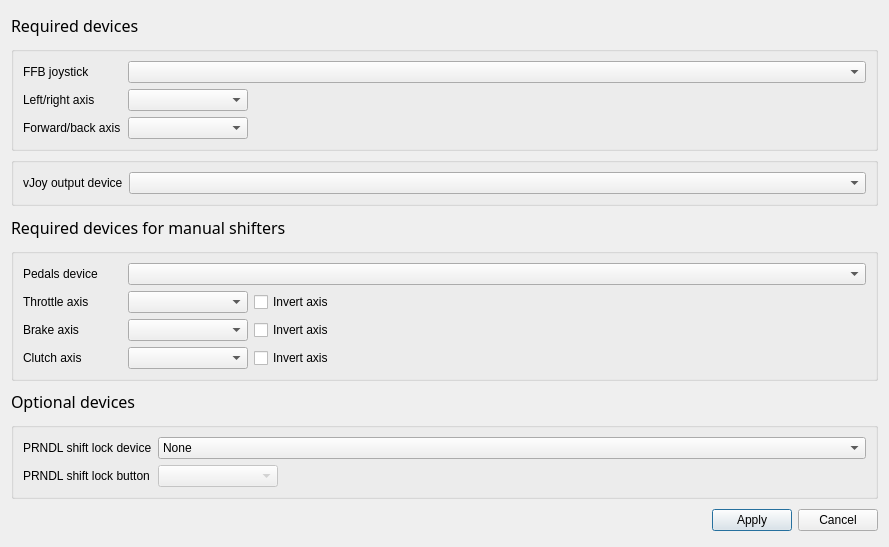
kgmonteith/BonusFFB, file BonusFFB/InputOutputSettingsDialog.ui: the form before one commit.
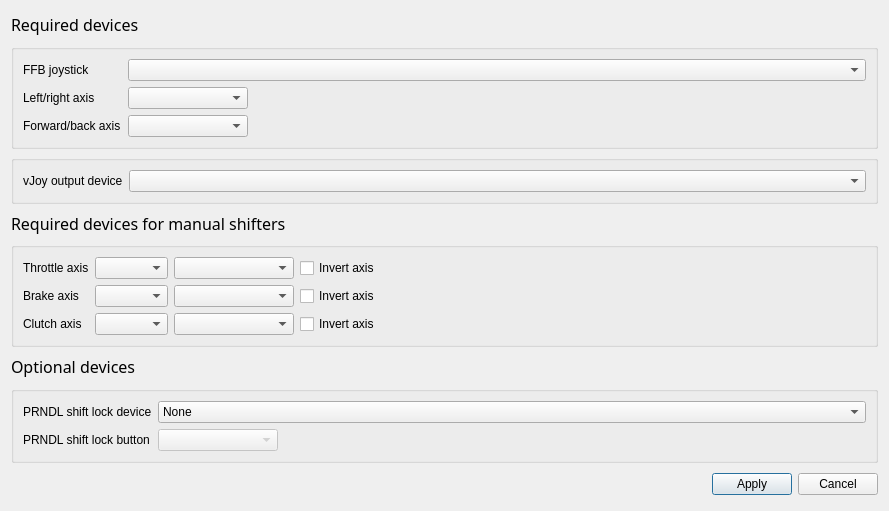
The form after the commit.

Commit message: Added support for separate pedal devices Simplified virtual pedal axis binding instructions for ATS/ETS2

```diff
--- a/BonusFFB/InputOutputSettingsDialog.ui
+++ b/BonusFFB/InputOutputSettingsDialog.ui
@@ -7,7 +7,7 @@
     <x>0</x>
     <y>0</y>
     <width>889</width>
-    <height>547</height>
+    <height>511</height>
    </rect>
   </property>
   <property name="windowTitle">
@@ -196,19 +196,161 @@
       <string/>
      </property>
      <layout class="QFormLayout" name="formLayout">
-      <item row="0" column="0">
-       <widget class="QLabel" name="cluckDeviceLabel_2">
-        <property name="minimumSize">
-         <size>
-          <width>99</width>
-          <height>0</height>
-         </size>
-        </property>
+      <item row="0" column="1">
+       <layout class="QHBoxLayout" name="horizontalLayout_12">
+        <item>
+         <widget class="QComboBox" name="throttleDeviceComboBox">
+          <property name="font">
+           <font>
+            <family>Segoe UI</family>
+            <pointsize>9</pointsize>
+           </font>
+          </property>
+          <property name="placeholderText">
+           <string>Select...</string>
+          </property>
+         </widget>
+        </item>
+        <item>
+         <widget class="QComboBox" name="throttleAxisComboBox">
+          <property name="sizePolicy">
+           <sizepolicy hsizetype="Fixed" vsizetype="Fixed">
+            <horstretch>0</horstretch>
+            <verstretch>0</verstretch>
+           </sizepolicy>
+          </property>
+          <property name="minimumSize">
+           <size>
+            <width>120</width>
+            <height>0</height>
+           </size>
+          </property>
+          <property name="maximumSize">
+           <size>
+            <width>120</width>
+            <height>16777215</height>
+           </size>
+          </property>
+         </widget>
+        </item>
+        <item>
+         <widget class="QCheckBox" name="invertThrottleAxisBox">
+          <property name="sizePolicy">
+           <sizepolicy hsizetype="Fixed" vsizetype="Fixed">
+            <horstretch>0</horstretch>
+            <verstretch>0</verstretch>
+           </sizepolicy>
+          </property>
+          <property name="minimumSize">
+           <size>
+            <width>100</width>
+            <height>0</height>
+           </size>
+          </property>
+          <property name="styleSheet">
+           <string notr="true"/>
+          </property>
+          <property name="text">
+           <string>Invert axis</string>
+          </property>
+         </widget>
+        </item>
+        <item>
+         <spacer name="horizontalSpacer_4">
+          <property name="orientation">
+           <enum>Qt::Orientation::Horizontal</enum>
+          </property>
+          <property name="sizeHint" stdset="0">
+           <size>
+            <width>40</width>
+            <height>20</height>
+           </size>
+          </property>
+         </spacer>
+        </item>
+       </layout>
+      </item>
+      <item row="2" column="0">
+       <widget class="QLabel" name="label_10">
         <property name="text">
-         <string>Pedals device</string>
+         <string>Brake axis</string>
         </property>
        </widget>
       </item>
+      <item row="2" column="1">
+       <layout class="QHBoxLayout" name="horizontalLayout_15">
+        <item>
+         <widget class="QComboBox" name="brakeDeviceComboBox">
+          <property name="font">
+           <font>
+            <family>Segoe UI</family>
+            <pointsize>9</pointsize>
+           </font>
+          </property>
+          <property name="placeholderText">
+           <string>Select...</string>
+          </property>
+         </widget>
+        </item>
+        <item>
+         <widget class="QComboBox" name="brakeAxisComboBox">
+          <property name="sizePolicy">
+           <sizepolicy hsizetype="Fixed" vsizetype="Fixed">
+            <horstretch>0</horstretch>
+            <verstretch>0</verstretch>
+           </sizepolicy>
+          </property>
+          <property name="minimumSize">
+           <size>
+            <width>120</width>
+            <height>0</height>
+           </size>
+          </property>
+          <property name="maximumSize">
+           <size>
+            <width>120</width>
+            <height>16777215</height>
+           </size>
+          </property>
+         </widget>
+        </item>
+        <item>
+         <widget class="QCheckBox" name="invertBrakeAxisBox">
+          <property name="sizePolicy">
+           <sizepolicy hsizetype="Fixed" vsizetype="Fixed">
+            <horstretch>0</horstretch>
+            <verstretch>0</verstretch>
+           </sizepolicy>
+          </property>
+          <property name="minimumSize">
+           <size>
+            <width>100</width>
+            <height>0</height>
+           </size>
+          </property>
+          <property name="styleSheet">
+           <string notr="true"/>
+          </property>
+          <property name="text">
+           <string>Invert axis</string>
+          </property>
+         </widget>
+        </item>
+        <item>
+         <spacer name="horizontalSpacer_6">
+          <property name="orientation">
+           <enum>Qt::Orientation::Horizontal</enum>
+          </property>
+          <property name="sizeHint" stdset="0">
+           <size>
+            <width>40</width>
+            <height>20</height>
+           </size>
+          </property>
+         </spacer>
+        </item>
+       </layout>
+      </item>
       <item row="3" column="0">
        <widget class="QLabel" name="clutchAxisLabel_2">
         <property name="minimumSize">
@@ -224,6 +366,19 @@
       </item>
       <item row="3" column="1">
        <layout class="QHBoxLayout" name="horizontalLayout_10">
+        <item>
+         <widget class="QComboBox" name="clutchDeviceComboBox">
+          <property name="font">
+           <font>
+            <family>Segoe UI</family>
+            <pointsize>9</pointsize>
+           </font>
+          </property>
+          <property name="placeholderText">
+           <string>Select...</string>
+          </property>
+         </widget>
+        </item>
         <item>
          <widget class="QComboBox" name="clutchAxisComboBox">
           <property name="sizePolicy">
@@ -289,155 +444,13 @@
         </item>
        </layout>
       </item>
-      <item row="1" column="0">
+      <item row="0" column="0">
        <widget class="QLabel" name="label_8">
         <property name="text">
          <string>Throttle axis</string>
         </property>
        </widget>
       </item>
-      <item row="1" column="1">
-       <layout class="QHBoxLayout" name="horizontalLayout_12">
-        <item>
-         <widget class="QComboBox" name="throttleAxisComboBox">
-          <property name="sizePolicy">
-           <sizepolicy hsizetype="Fixed" vsizetype="Fixed">
-            <horstretch>0</horstretch>
-            <verstretch>0</verstretch>
-           </sizepolicy>
-          </property>
-          <property name="minimumSize">
-           <size>
-            <width>120</width>
-            <height>0</height>
-           </size>
-          </property>
-          <property name="maximumSize">
-           <size>
-            <width>120</width>
-            <height>16777215</height>
-           </size>
-          </property>
-         </widget>
-        </item>
-        <item>
-         <widget class="QCheckBox" name="invertThrottleAxisBox">
-          <property name="sizePolicy">
-           <sizepolicy hsizetype="Fixed" vsizetype="Fixed">
-            <horstretch>0</horstretch>
-            <verstretch>0</verstretch>
-           </sizepolicy>
-          </property>
-          <property name="minimumSize">
-           <size>
-            <width>100</width>
-            <height>0</height>
-           </size>
-          </property>
-          <property name="styleSheet">
-           <string notr="true"/>
-          </property>
-          <property name="text">
-           <string>Invert axis</string>
-          </property>
-         </widget>
-        </item>
-        <item>
-         <spacer name="horizontalSpacer_4">
-          <property name="orientation">
-           <enum>Qt::Orientation::Horizontal</enum>
-          </property>
-          <property name="sizeHint" stdset="0">
-           <size>
-            <width>40</width>
-            <height>20</height>
-           </size>
-          </property>
-         </spacer>
-        </item>
-       </layout>
-      </item>
-      <item row="2" column="0">
-       <widget class="QLabel" name="label_10">
-        <property name="text">
-         <string>Brake axis</string>
-        </property>
-       </widget>
-      </item>
-      <item row="2" column="1">
-       <layout class="QHBoxLayout" name="horizontalLayout_15">
-        <item>
-         <widget class="QComboBox" name="brakeAxisComboBox">
-          <property name="sizePolicy">
-           <sizepolicy hsizetype="Fixed" vsizetype="Fixed">
-            <horstretch>0</horstretch>
-            <verstretch>0</verstretch>
-           </sizepolicy>
-          </property>
-          <property name="minimumSize">
-           <size>
-            <width>120</width>
-            <height>0</height>
-           </size>
-          </property>
-          <property name="maximumSize">
-           <size>
-            <width>120</width>
-            <height>16777215</height>
-           </size>
-          </property>
-         </widget>
-        </item>
-        <item>
-         <widget class="QCheckBox" name="invertBrakeAxisBox">
-          <property name="sizePolicy">
-           <sizepolicy hsizetype="Fixed" vsizetype="Fixed">
-            <horstretch>0</horstretch>
-            <verstretch>0</verstretch>
-           </sizepolicy>
-          </property>
-          <property name="minimumSize">
-           <size>
-            <width>100</width>
-            <height>0</height>
-           </size>
-          </property>
-          <property name="styleSheet">
-           <string notr="true"/>
-          </property>
-          <property name="text">
-           <string>Invert axis</string>
-          </property>
-         </widget>
-        </item>
-        <item>
-         <spacer name="horizontalSpacer_6">
-          <property name="orientation">
-           <enum>Qt::Orientation::Horizontal</enum>
-          </property>
-          <property name="sizeHint" stdset="0">
-           <size>
-            <width>40</width>
-            <height>20</height>
-           </size>
-          </property>
-         </spacer>
-        </item>
-       </layout>
-      </item>
-      <item row="0" column="1">
-       <widget class="QComboBox" name="pedalsDeviceComboBox">
-        <property name="font">
-         <font>
-          <family>Segoe UI</family>
-          <pointsize>9</pointsize>
-         </font>
-        </property>
-        <property name="placeholderText">
-         <string>Select...</string>
-        </property>
-       </widget>
-      </item>
      </layout>
     </widget>
    </item>
```
The commit also changes 10 other files.
